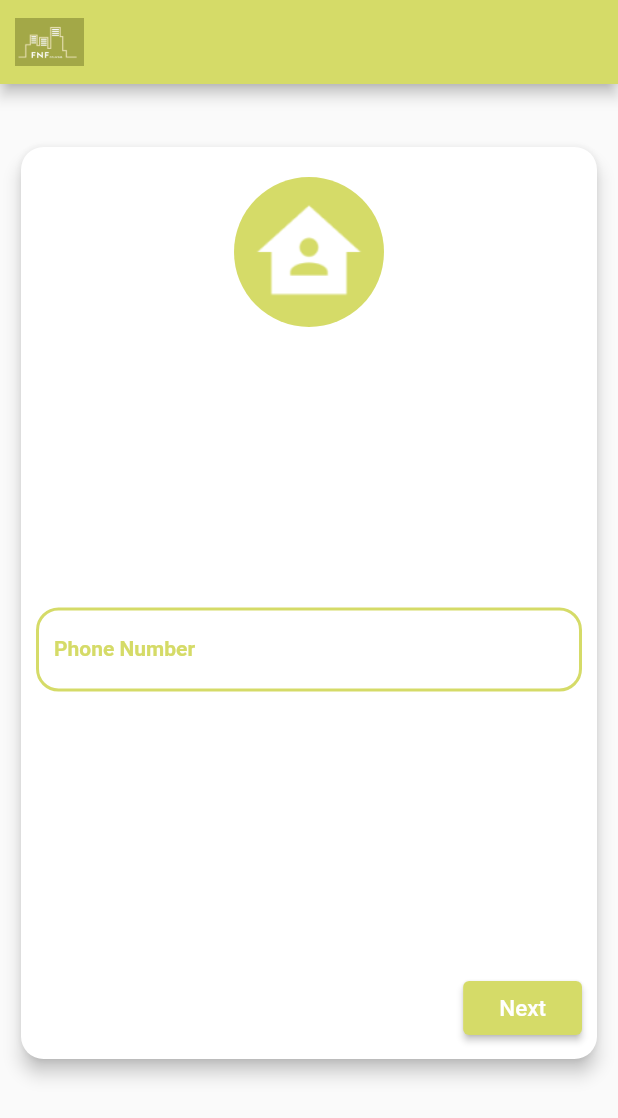
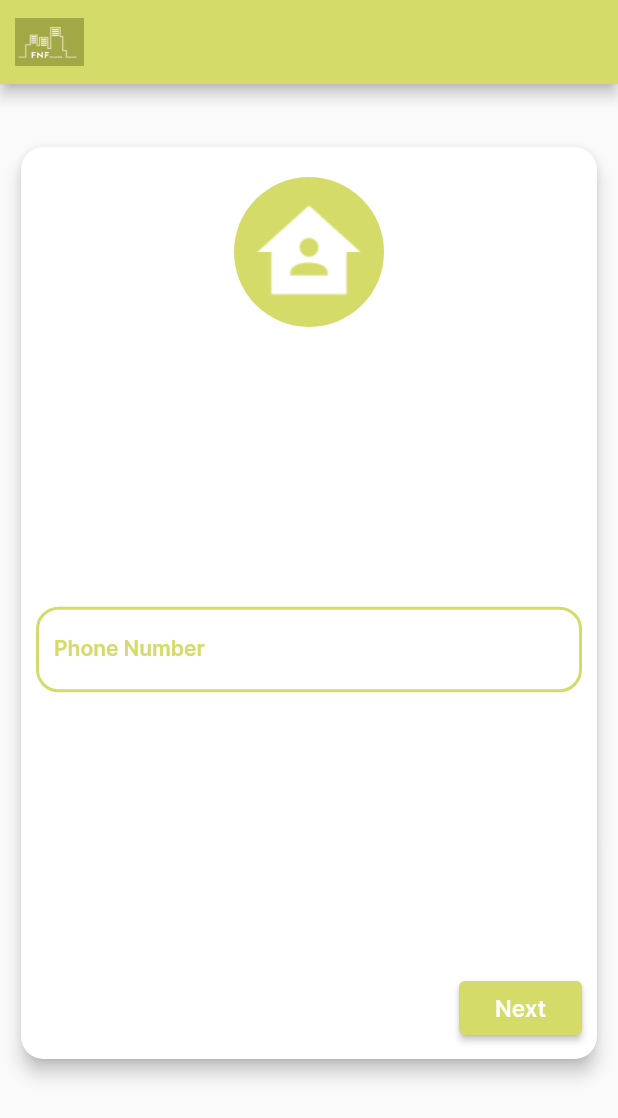
Before and after one commit to rahulkushwaha482/ForeantechDemo, a Flutter app: the screen it shows after launch, after a tap on "Tenant", on a phone screen of 412 x 824 dp. Shown: the top 1118 px of the screen. Run offline on Flutter 3.47's test engine with Material 2 defaults, Android fonts, the phone set to English and light mode, and no system bars.

Commit message:
font family added and implemented on different Texts

```diff
--- a/lib/ui/login_screen.dart
+++ b/lib/ui/login_screen.dart
@@ -31,18 +31,18 @@ class _LoginScreenState extends State<LoginScreen> {
                 ),
                 const Text(
                   'WelCome TO',
-                  style: TextStyle(fontSize: 25, color: AppTheme.whiteColor),
+                  style: TextStyle(fontSize: 25, color: AppTheme.whiteColor,fontFamily: 'SemiBold'),
                 ),
                 const Text(
                   'FNF Coliving',
-                  style: TextStyle(fontSize: 25, color: AppTheme.whiteColor),
+                  style: TextStyle(fontSize: 25, color: AppTheme.whiteColor,fontFamily: 'SemiBold'),
                 ),
                 const SizedBox(
                   height: 50,
                 ),
                 const Text(
                   'Login in as',
-                  style: TextStyle(fontSize: 22, color: AppTheme.whiteColor),
+                  style: TextStyle(fontSize: 22, color: AppTheme.whiteColor,fontFamily: 'SemiBold'),
                 ),
                 const SizedBox(
                   height: 10,
@@ -91,7 +91,7 @@ class _LoginScreenState extends State<LoginScreen> {
                     )),
                 const Text(
                   'Guest',
-                  style: TextStyle(fontSize: 18, color: AppTheme.themeColor),
+                  style: TextStyle(fontSize: 18, color: AppTheme.themeColor,fontFamily: 'SemiBold'),
                 )
               ],
             ),
@@ -132,7 +132,7 @@ class _LoginScreenState extends State<LoginScreen> {
                     )),
                 const Text(
                   'Tenant',
-                  style: TextStyle(fontSize: 18, color: AppTheme.themeColor),
+                  style: TextStyle(fontSize: 18, color: AppTheme.themeColor,fontFamily: 'SemiBold'),
                 )
               ],
             ),
--- a/lib/ui/tenant_login.dart
+++ b/lib/ui/tenant_login.dart
@@ -87,9 +87,11 @@ class _TenantLoginState extends State<TenantLogin> {
                               ),
                               hintText: "Phone Number",
                               labelStyle: const TextStyle(
+                                  fontFamily: 'SemiBold',
                                 color: AppTheme.themeColor
                               ),
                               hintStyle: const TextStyle(
+                                fontFamily: 'SemiBold',
                                   color: AppTheme.themeColor
                               ),
                               labelText: 'Phone Number',
@@ -105,6 +107,7 @@ class _TenantLoginState extends State<TenantLogin> {
                                   'Next',
                                   style: TextStyle(
                                     fontSize: 15,
+                                    fontFamily: 'SemiBold',
                                     color: AppTheme.whiteColor,
                                   ),
                                 ),
```
Also changed, not shown: pubspec.yaml (+25 -4 lines), assets/fonts/Inter-Black.ttf (added), assets/fonts/Inter-Bold.ttf (added), assets/fonts/Inter-ExtraBold.ttf (added), assets/fonts/Inter-ExtraLight.ttf (added), assets/fonts/Inter-Light.ttf (added), assets/fonts/Inter-Medium.ttf (added), assets/fonts/Inter-Regular.ttf (added), assets/fonts/Inter-SemiBold.ttf (added), assets/fonts/Inter-Thin.ttf (added).
